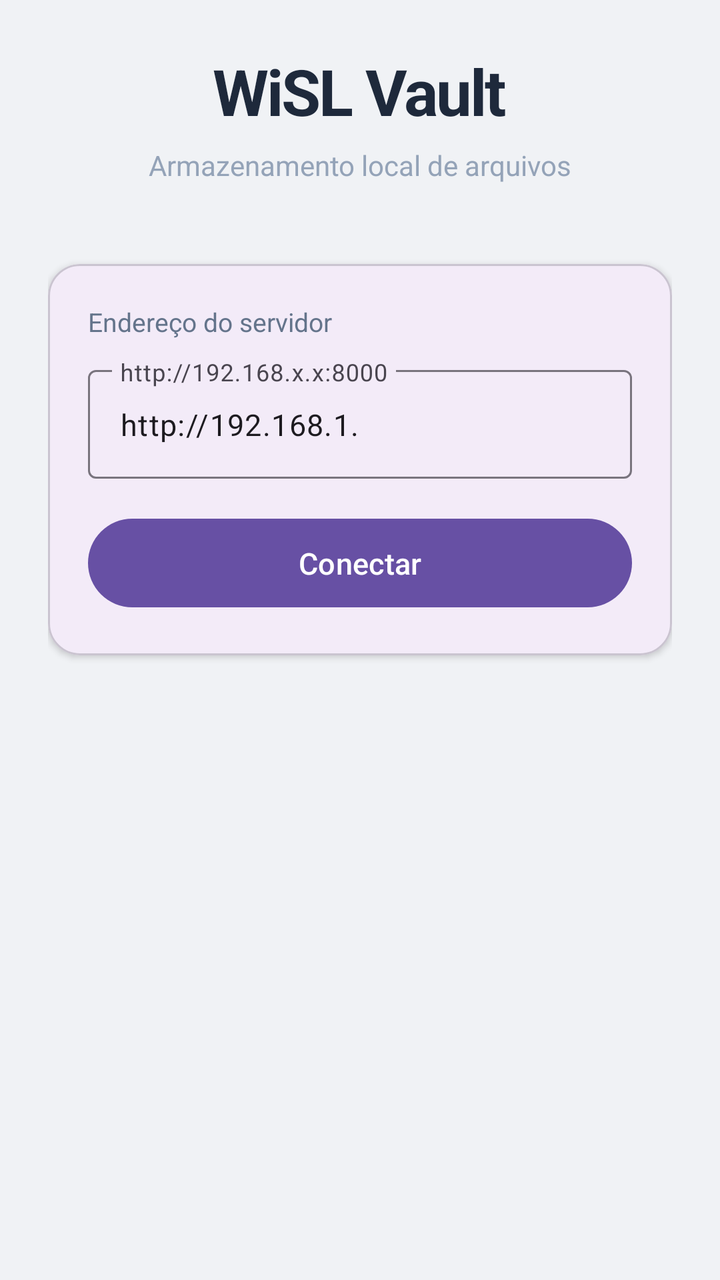
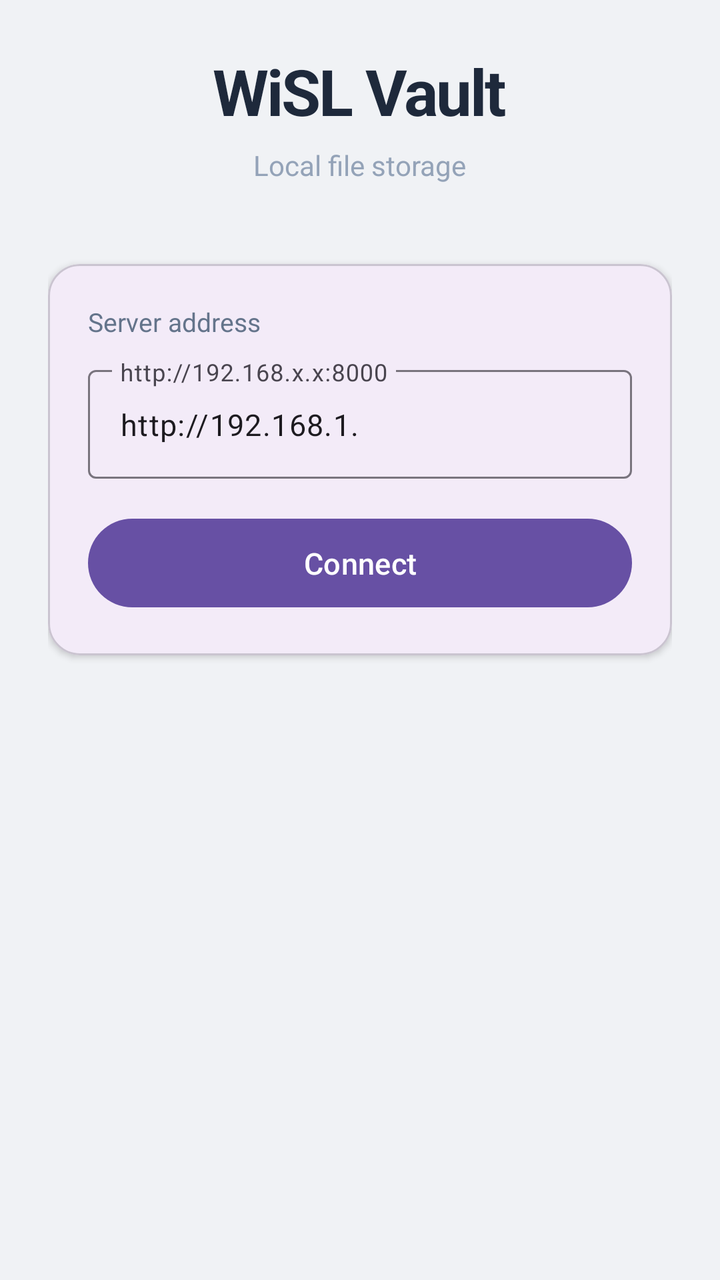

Compare the two renders of this Android layout. The source of the first and the diff that turns it into the second are given below.
<!-- AndroidManifest.xml: application theme Theme.WiSLVault -->
<!-- res/layout/fragment_first.xml -->
<?xml version="1.0" encoding="utf-8"?>
<androidx.core.widget.NestedScrollView xmlns:android="http://schemas.android.com/apk/res/android"
    xmlns:app="http://schemas.android.com/apk/res-auto"
    android:layout_width="match_parent"
    android:layout_height="match_parent"
    android:background="#f0f2f5"
    android:fillViewport="true">

    <LinearLayout
        android:layout_width="match_parent"
        android:layout_height="wrap_content"
        android:orientation="vertical"
        android:gravity="center_horizontal"
        android:padding="24dp"
        android:paddingTop="64dp">

        
        <TextView
            android:layout_width="wrap_content"
            android:layout_height="wrap_content"
            android:text="WiSL Vault"
            android:textSize="32sp"
            android:textStyle="bold"
            android:textColor="#1e293b"
            android:letterSpacing="-0.03"
            android:layout_marginBottom="6dp" />

        <TextView
            android:layout_width="wrap_content"
            android:layout_height="wrap_content"
            android:text="Armazenamento local de arquivos"
            android:textSize="14sp"
            android:textColor="#94a3b8"
            android:layout_marginBottom="40dp" />

        
        <com.google.android.material.card.MaterialCardView
            android:layout_width="match_parent"
            android:layout_height="wrap_content"
            app:cardElevation="2dp"
            app:cardCornerRadius="16dp"
            android:layout_marginBottom="16dp">

            <LinearLayout
                android:layout_width="match_parent"
                android:layout_height="wrap_content"
                android:orientation="vertical"
                android:padding="20dp">

                <TextView
                    android:layout_width="wrap_content"
                    android:layout_height="wrap_content"
                    android:text="Endereço do servidor"
                    android:textSize="13sp"
                    android:textColor="#64748b"
                    android:layout_marginBottom="10dp" />

                <com.google.android.material.textfield.TextInputLayout
                    android:layout_width="match_parent"
                    android:layout_height="wrap_content"
                    android:layout_marginBottom="16dp"
                    style="@style/Widget.Material3.TextInputLayout.OutlinedBox">

                    <com.google.android.material.textfield.TextInputEditText
                        android:id="@+id/editServerUrl"
                        android:layout_width="match_parent"
                        android:layout_height="wrap_content"
                        android:inputType="textUri"
                        android:imeOptions="actionDone"
                        android:singleLine="true"
                        android:text="http://192.168.1."
                        android:textSize="15sp"
                        android:hint="http://192.168.x.x:8000" />

                </com.google.android.material.textfield.TextInputLayout>

                <Button
                    android:id="@+id/btnConnect"
                    android:layout_width="match_parent"
                    android:layout_height="wrap_content"
                    android:text="Conectar"
                    android:textSize="15sp"
                    android:paddingVertical="12dp" />

                
                <ProgressBar
                    android:id="@+id/progressConnect"
                    android:layout_width="wrap_content"
                    android:layout_height="wrap_content"
                    android:layout_gravity="center_horizontal"
                    android:layout_marginTop="12dp"
                    android:visibility="gone" />

            </LinearLayout>
        </com.google.android.material.card.MaterialCardView>

        
        <TextView
            android:id="@+id/tvError"
            android:layout_width="match_parent"
            android:layout_height="wrap_content"
            android:background="#fef2f2"
            android:padding="14dp"
            android:textColor="#dc2626"
            android:textSize="13sp"
            android:lineSpacingMultiplier="1.3"
            android:visibility="gone" />

    </LinearLayout>

</androidx.core.widget.NestedScrollView>
<!-- resources referenced by this layout -->
<resources>
  <style name="Theme.WiSLVault" parent="Base.Theme.WiSLVault" />
  <style name="Base.Theme.WiSLVault" parent="Theme.Material3.DayNight.NoActionBar">
          
          
      </style>
</resources>

<!-- the commit's change to res/layout/fragment_first.xml (unified diff, before → after) -->
@@ -18,7 +18,7 @@
         <TextView
             android:layout_width="wrap_content"
             android:layout_height="wrap_content"
-            android:text="WiSL Vault"
+            android:text="@string/app_name"
             android:textSize="32sp"
             android:textStyle="bold"
             android:textColor="#1e293b"
@@ -28,7 +28,7 @@
         <TextView
             android:layout_width="wrap_content"
             android:layout_height="wrap_content"
-            android:text="Armazenamento local de arquivos"
+            android:text="@string/app_subtitle"
             android:textSize="14sp"
             android:textColor="#94a3b8"
             android:layout_marginBottom="40dp" />
@@ -50,7 +50,7 @@
                 <TextView
                     android:layout_width="wrap_content"
                     android:layout_height="wrap_content"
-                    android:text="Endereço do servidor"
+                    android:text="@string/server_address_label"
                     android:textSize="13sp"
                     android:textColor="#64748b"
                     android:layout_marginBottom="10dp" />
@@ -70,7 +70,7 @@
                         android:singleLine="true"
                         android:text="http://192.168.1."
                         android:textSize="15sp"
-                        android:hint="http://192.168.x.x:8000" />
+                        android:hint="@string/server_url_hint" />
 
                 </com.google.android.material.textfield.TextInputLayout>
 
@@ -78,7 +78,7 @@
                     android:id="@+id/btnConnect"
                     android:layout_width="match_parent"
                     android:layout_height="wrap_content"
-                    android:text="Conectar"
+                    android:text="@string/btn_connect"
                     android:textSize="15sp"
                     android:paddingVertical="12dp" />
 
<!-- resource entries referenced after the edit -->
@@ -1,5 +1,10 @@
 <!-- resources referenced by this layout -->
 <resources>
+  <string name="app_name">WiSL Vault</string>
+  <string name="app_subtitle">Local file storage</string>
+  <string name="btn_connect">Connect</string>
+  <string name="server_address_label">Server address</string>
+  <string name="server_url_hint" translatable="false">http://192.168.x.x:8000</string>
   <style name="Theme.WiSLVault" parent="Base.Theme.WiSLVault" />
   <style name="Base.Theme.WiSLVault" parent="Theme.Material3.DayNight.NoActionBar">
           
